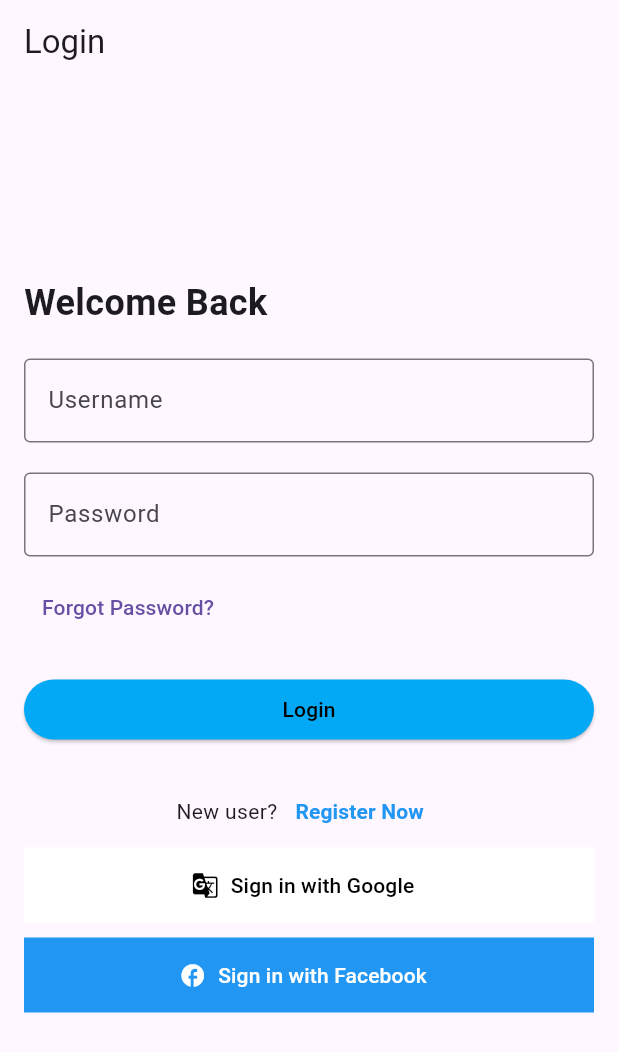
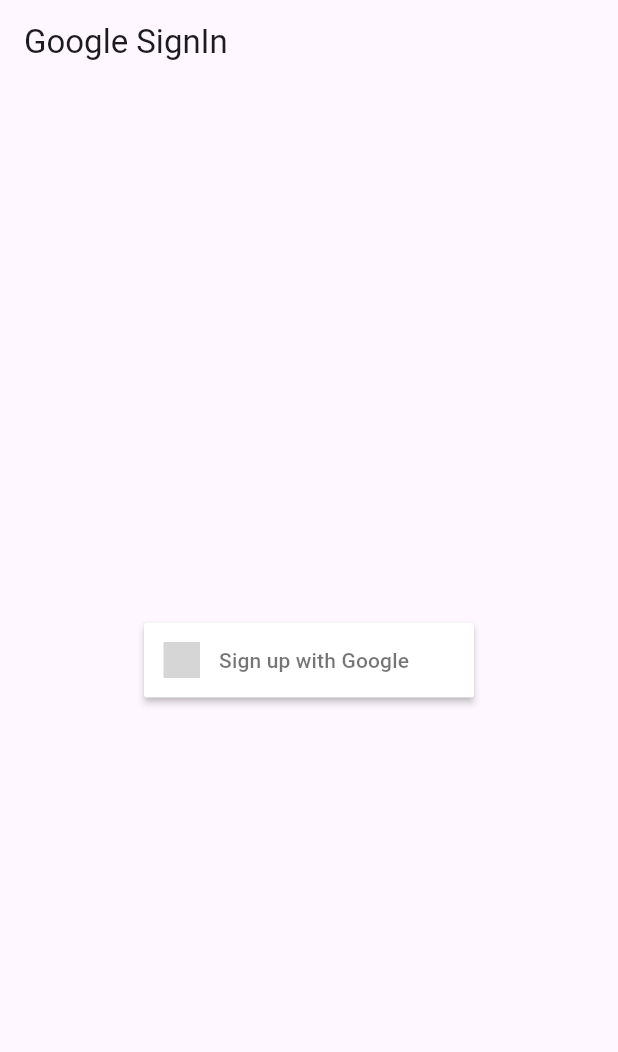
Before and after one commit to devproduce/Agrosetu, a Flutter app: the screen it shows after launch, on a phone screen of 412 x 824 dp. Shown: the top 1052 px of the screen. Run offline on Flutter 3.47's test engine with Material 3 defaults, Android fonts, the light colour scheme and no system bars; drawn by our look-alikes of sign_in_button; our stand-ins replace firebase_auth, firebase_core; accounts and stored records are empty; grey boxes are pictures that could not be loaded.

Commit message:
firebase integration with registered app

```diff
--- a/lib/login/login.dart
+++ b/lib/login/login.dart
@@ -1,196 +1,87 @@
-import 'package:agrosetu/login/register.dart';
+import 'package:firebase_auth/firebase_auth.dart';
 import 'package:flutter/material.dart';
+import 'package:sign_in_button/sign_in_button.dart';
 
 class LoginPage extends StatefulWidget {
   const LoginPage({super.key});
 
   @override
-  _LoginPageState createState() => _LoginPageState();
+  State<LoginPage> createState() => _LoginPageState();
 }
 
 class _LoginPageState extends State<LoginPage> {
-  final TextEditingController _usernameController = TextEditingController();
-  final TextEditingController _passwordController = TextEditingController();
-  String? _errorMessage;
+  final FirebaseAuth _auth = FirebaseAuth.instance;
 
-void _login() {
-  setState(() {
-    _errorMessage = null;
-  });
+  User? _user;
 
-  String username = _usernameController.text;
-  String password = _passwordController.text;
-
-  // Simulate user authentication (replace with actual logic)
-  if (username != 'correctUsername') {
-    setState(() {
-      _errorMessage = 'User does not exist';
+  @override
+  void initState() {
+    super.initState();
+    _auth.authStateChanges().listen((event) {
+      setState(() {
+        _user = event;
+      });
     });
-  } else if (password != 'correctPassword') {
-    setState(() {
-      _errorMessage = 'Password does not match';
-    });
-  } else {
-    // Proceed with successful login
-    Navigator.pushReplacement(
-      context,
-      MaterialPageRoute(builder: (context) => const Navbar()),
-    );
   }
-}
-
 
   @override
   Widget build(BuildContext context) {
-    return MaterialApp(
-      home: Scaffold(
-        appBar: AppBar(
-          title: const Text('Login'),
-        ),
-        body: Padding(
-          padding: const EdgeInsets.all(16.0),
-          child: Column(
-            mainAxisAlignment: MainAxisAlignment.center,
-            crossAxisAlignment: CrossAxisAlignment.start,
-            children: [
-              // Welcome Back text
-              const Text(
-                'Welcome Back',
-                style: TextStyle(
-                  fontSize: 24,
-                  fontWeight: FontWeight.bold,
-                ),
-              ),
-              const SizedBox(height: 20),
+    return Scaffold(
+      appBar: AppBar(
+        title: const Text("Google SignIn"),
+      ),
+      body: _user != null ? _userInfo() : _googleSignInButton(),
+    );
+  }
 
-              // Username input
-              TextField(
-                controller: _usernameController,
-                decoration: const InputDecoration(
-                  labelText: 'Username',
-                  border: OutlineInputBorder(),
-                ),
-              ),
-              const SizedBox(height: 20),
-
-              // Password input
-              TextField(
-                controller: _passwordController,
-                obscureText: true,
-                decoration: const InputDecoration(
-                  labelText: 'Password',
-                  border: OutlineInputBorder(),
-                ),
-              ),
-              const SizedBox(height: 10),
-
-              // Error message display (if any)
-              if (_errorMessage != null)
-                Padding(
-                  padding: const EdgeInsets.only(bottom: 10.0),
-                  child: Text(
-                    _errorMessage!,
-                    style: const TextStyle(color: Colors.red),
-                  ),
-                ),
-
-              // Forgot password
-              Row(
-                mainAxisAlignment: MainAxisAlignment.start,
-                children: [
-                  TextButton(
-                    onPressed: () {
-                      // forgot password action
-                    },
-                    child: const Text('Forgot Password?'),
-                  ),
-                ],
-              ),
-              const SizedBox(height: 20),
-
-              // Login button
-              ElevatedButton(
-                onPressed: _login,
-                style: ElevatedButton.styleFrom(
-                  minimumSize: const Size(double.infinity, 40),
-                  backgroundColor: Colors.lightBlue,
-                ),
-                child: const Center(
-                    child:
-                        Text('Login', style: TextStyle(color: Colors.black))),
-              ),
-              const SizedBox(height: 20),
-
-              // Google Sign-In Button (moved below)
-
-              // Register Now link
-              Row(
-                mainAxisAlignment: MainAxisAlignment.center,
-                children: [
-                  const Text('New user?'),
-                  TextButton(
-                    onPressed: () {
-                    Navigator.push(
-                      context,
-                      MaterialPageRoute(builder: (context) => const RegisterPage()),
-                    );
-                    },
-                    child: const Text(
-                      'Register Now',
-                      style: TextStyle(
-                        color: Colors.blue,
-                        fontWeight: FontWeight.bold,
-                      ),
-                    ),
-                  ),
-                ],
-              ),
-
-              ElevatedButton.icon(
-                onPressed: () {
-                  // Handle Google Sign-In action
-                },
-                icon: const Icon(Icons.g_translate, color: Colors.black),
-                label: const Text(
-                  'Sign in with Google',
-                  style: TextStyle(color: Colors.black),
-                ),
-                style: ElevatedButton.styleFrom(
-                  backgroundColor:
-                      Colors.white, // Background color set to white
-                  foregroundColor: Colors.black, // Text and icon color
-                  minimumSize: const Size(double.infinity, 50),
-                  elevation: 0, // Remove shadow effect
-                  shape: const RoundedRectangleBorder(
-                    borderRadius: BorderRadius.zero, // Remove circular border
-                  ),
-                ),
-              ),
-              const SizedBox(height: 10),
-
-              // Facebook Sign-In Button (moved below)
-              ElevatedButton.icon(
-                onPressed: () {
-                  // Handle Facebook Sign-In action
-                },
-                icon: const Icon(Icons.facebook, color: Colors.white),
-                label: const Text('Sign in with Facebook'),
-                style: ElevatedButton.styleFrom(
-                  backgroundColor:
-                      Colors.blue, // Background color set to solid blue
-                  foregroundColor: Colors.white, // Text and icon color
-                  minimumSize: const Size(double.infinity, 50),
-                  elevation: 0, // Remove shadow effect
-                  shape: const RoundedRectangleBorder(
-                    borderRadius: BorderRadius.zero, // Remove circular border
-                  ),
-                ),
-              ),
-              const SizedBox(height: 20),
-            ],
-          ),
+  Widget _googleSignInButton() {
+    return Center(
+      child: SizedBox(
+        height: 50,
+        child: SignInButton(
+          Buttons.google,
+          text: "Sign up with Google",
+          onPressed: _handleGoogleSignIn,
         ),
       ),
     );
   }
+
+  Widget _userInfo() {
+    return SizedBox(
+      width: MediaQuery.of(context).size.width,
+      child: Column(
+        mainAxisAlignment: MainAxisAlignment.center,
+        crossAxisAlignment: CrossAxisAlignment.center,
+        mainAxisSize: MainAxisSize.max,
+        children: [
+          Container(
+            height: 100,
+            width: 100,
+            decoration: BoxDecoration(
+              image: DecorationImage(
+                image: NetworkImage(_user!.photoURL!),
+              ),
+            ),
+          ),
+          Text(_user!.email!),
+          Text(_user!.displayName ?? ""),
+          MaterialButton(
+            color: Colors.red,
+            onPressed: _auth.signOut,
+            child: const Text("Sign Out"),
+          )
+        ],
+      ),
+    );
+  }
+
+  void _handleGoogleSignIn() {
+    try {
+      GoogleAuthProvider googleAuthProvider = GoogleAuthProvider();
+      _auth.signInWithProvider(googleAuthProvider);
+    } catch (error) {
+      print(error);
+    }
+  }
 }
--- a/lib/main.dart
+++ b/lib/main.dart
@@ -1,21 +1,14 @@
-import 'package:agrosetu/login/login.dart'; // Import the LoginPage
-import 'package:agrosetu/login/navbar.dart'; // Ensure this import points to the correct file
-import 'package:agrosetu/providers/homescreen_provider.dart';
-import 'package:agrosetu/themes/theme.dart';
+import 'package:firebase_core/firebase_core.dart';
 import 'package:flutter/material.dart';
-import 'package:provider/provider.dart';
+import 'package:agrosetu/firebase_options.dart';
+import 'package:agrosetu/login/login.dart';
 
-void main() {
-  runApp(
-    MultiProvider(
-      providers: [
-        ChangeNotifierProvider(create: (_) => UserProvider()),
-        ChangeNotifierProvider(create: (_) => NavigationProvider()),
-        ChangeNotifierProvider(create: (_) => TabProvider()),
-      ],
-      child: const MyApp(),
-    ),
+void main() async {
+  WidgetsFlutterBinding.ensureInitialized();
+  await Firebase.initializeApp(
+    options: DefaultFirebaseOptions.currentPlatform,
   );
+  runApp(const MyApp());
 }
 
 class MyApp extends StatelessWidget {
@@ -24,10 +17,12 @@
   @override
   Widget build(BuildContext context) {
     return MaterialApp(
-      theme: lightTheme,
-      darkTheme: darkTheme,
-      themeMode: ThemeMode.system,
-      home: const LoginPage(), // Set the LoginPage as the home screen
+      title: 'Flutter Demo',
+      theme: ThemeData(
+        colorScheme: ColorScheme.fromSeed(seedColor: Colors.deepPurple),
+        useMaterial3: true,
+      ),
+      home: const LoginPage(),
     );
   }
 }
```
Also changed, not shown: lib/login/navbar.dart (deleted, +0 -19 lines), 2 other files.
